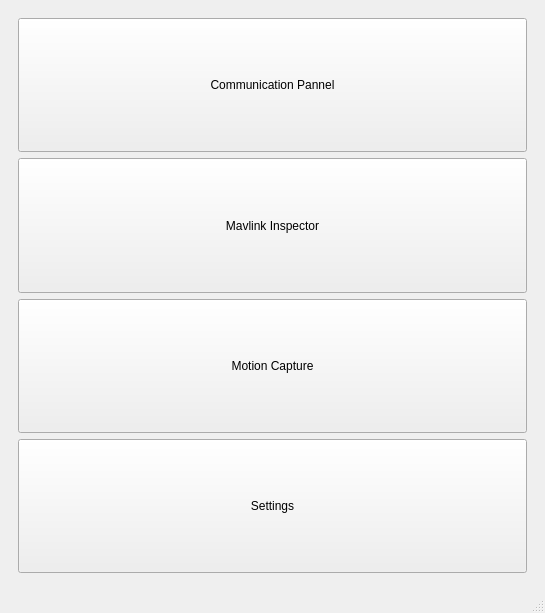
Old version of the form kgroundcontrol.ui in the repository YevheniiKovryzhenko/KGroundControl.
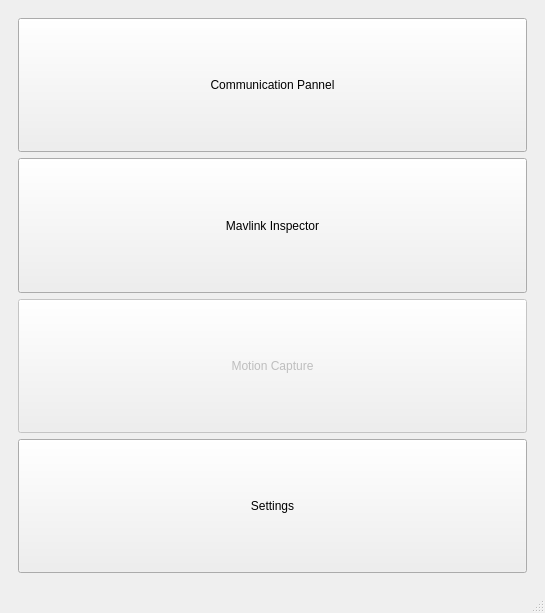
New version of the form. The open tabs and pages were chosen to show the change.

Diff of the .ui file:
```diff
--- a/kgroundcontrol.ui
+++ b/kgroundcontrol.ui
@@ -73,6 +73,9 @@
           </item>
           <item>
            <widget class="QPushButton" name="btn_mocap">
+            <property name="enabled">
+             <bool>false</bool>
+            </property>
             <property name="sizePolicy">
              <sizepolicy hsizetype="Expanding" vsizetype="Expanding">
               <horstretch>0</horstretch>
```
Left out of the diff: 6 changed lines with no effect on the pictures.
